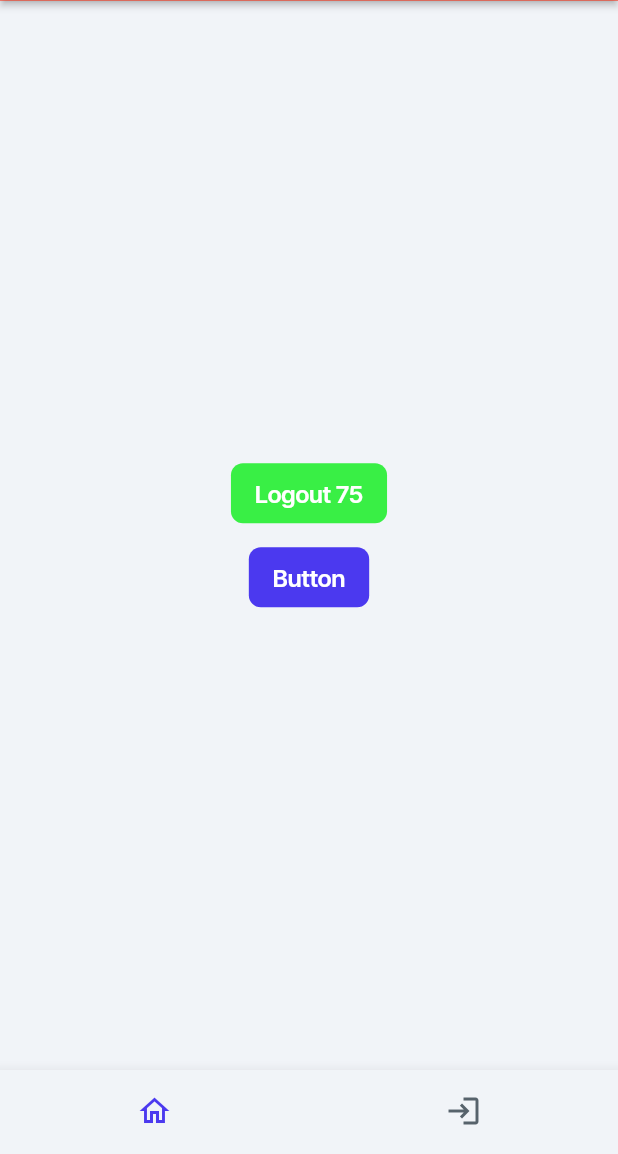
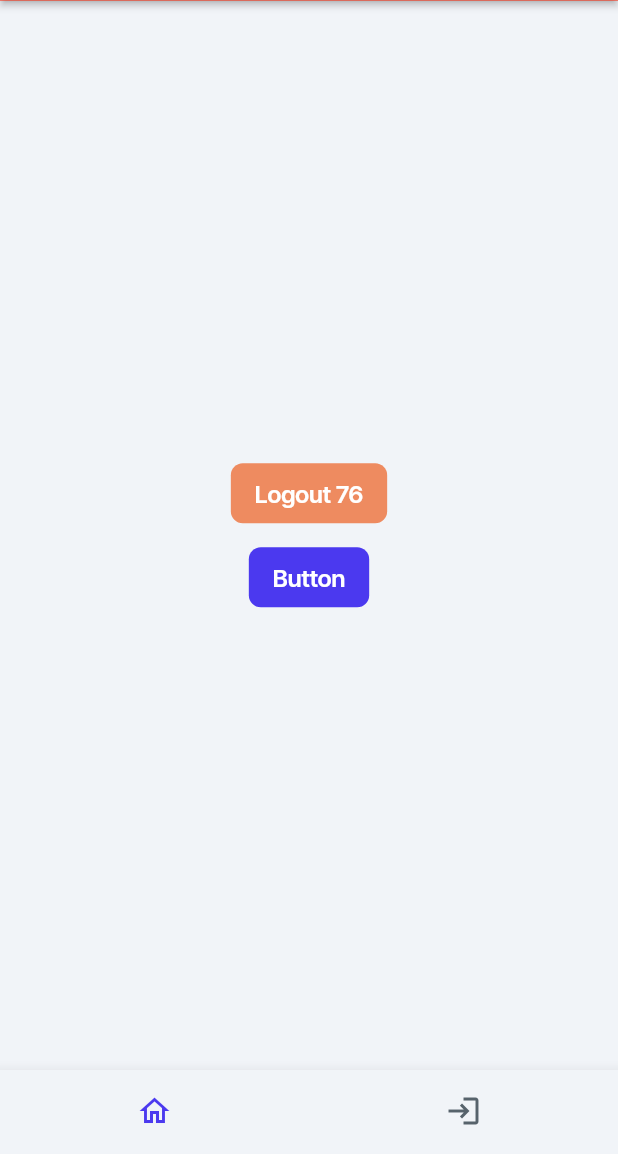
Before and after one commit to ffhr/FlutterFlowBenchmark, a Flutter app: the screen it shows once a user with an empty profile is signed in, on a phone screen of 412 x 824 dp, the part 82-1236 px from its top. Run offline on Flutter 3.47's test engine with Material 3 defaults, Android fonts, the phone set to English and light mode, and no system bars; drawn by our look-alikes of auto_size_text; our stand-ins replace firebase_auth, firebase_core, font_awesome_flutter, from_css_color, go_router, google_fonts and 6 more; missing offline and left inert: json_path; accounts and stored records are empty; statements that could not run were skipped.

Commit message:
Updating to latest FlutterFlow output.

```diff
--- a/lib/pages/home_page/home_page_widget.dart
+++ b/lib/pages/home_page/home_page_widget.dart
@@ -77,14 +77,14 @@ class _HomePageWidgetState extends State<HomePageWidget> {
 
                     context.goNamedAuth('LoginPage', context.mounted);
                   },
-                  text: 'Logout 75',
+                  text: 'Logout 76',
                   options: FFButtonOptions(
                     height: 40.0,
                     padding:
                         EdgeInsetsDirectional.fromSTEB(16.0, 0.0, 16.0, 0.0),
                     iconPadding:
                         EdgeInsetsDirectional.fromSTEB(0.0, 0.0, 0.0, 0.0),
-                    color: Color(0xFF39EF45),
+                    color: FlutterFlowTheme.of(context).tertiary,
                     textStyle: FlutterFlowTheme.of(context).titleSmall.override(
                           fontFamily: 'Inter Tight',
                           color: Colors.white,
```
